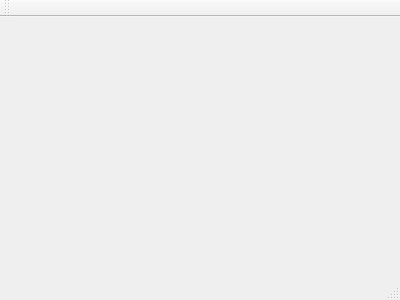
First picture: the form in VirtualWallet/src/vision/mainwindow.ui, repository joaovicentesouto/INE5417, before the edit.
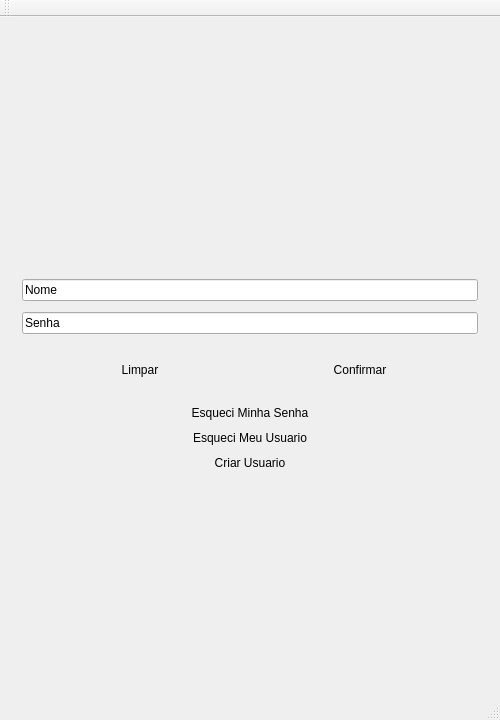
Second picture: the form after the edit.

Patch:
```diff
--- a/VirtualWallet/src/vision/mainwindow.ui
+++ b/VirtualWallet/src/vision/mainwindow.ui
@@ -1,24 +1,219 @@
 <ui version="4.0">
  <class>MainWindow</class>
- <widget class="QMainWindow" name="MainWindow" >
-  <property name="geometry" >
+ <widget class="QMainWindow" name="MainWindow">
+  <property name="enabled">
+   <bool>true</bool>
+  </property>
+  <property name="geometry">
    <rect>
     <x>0</x>
     <y>0</y>
-    <width>400</width>
-    <height>300</height>
+    <width>500</width>
+    <height>720</height>
    </rect>
   </property>
-  <property name="windowTitle" >
-   <string>MainWindow</string>
+  <property name="minimumSize">
+   <size>
+    <width>500</width>
+    <height>720</height>
+   </size>
   </property>
-  <widget class="QMenuBar" name="menuBar" />
-  <widget class="QToolBar" name="mainToolBar" />
-  <widget class="QWidget" name="centralWidget" />
-  <widget class="QStatusBar" name="statusBar" />
+  <property name="maximumSize">
+   <size>
+    <width>500</width>
+    <height>720</height>
+   </size>
+  </property>
+  <property name="windowTitle">
+   <string>Virtual Wallet</string>
+  </property>
+  <widget class="QWidget" name="centralWidget">
+   <property name="enabled">
+    <bool>true</bool>
+   </property>
+   <widget class="QStackedWidget" name="stack">
+    <property name="enabled">
+     <bool>true</bool>
+    </property>
+    <property name="geometry">
+     <rect>
+      <x>0</x>
+      <y>0</y>
+      <width>500</width>
+      <height>720</height>
+     </rect>
+    </property>
+    <property name="minimumSize">
+     <size>
+      <width>500</width>
+      <height>720</height>
+     </size>
+    </property>
+    <property name="maximumSize">
+     <size>
+      <width>500</width>
+      <height>720</height>
+     </size>
+    </property>
+    <widget class="QWidget" name="login">
+     <layout class="QVBoxLayout" name="verticalLayout_2">
+      <item>
+       <widget class="QWidget" name="widget_2" native="true">
+        <zorder>widget_3</zorder>
+       </widget>
+      </item>
+      <item>
+       <widget class="QWidget" name="widget_3" native="true">
+        <layout class="QVBoxLayout" name="verticalLayout_3">
+         <item>
+          <widget class="QLineEdit" name="Nome">
+           <property name="text">
+            <string>Nome</string>
+           </property>
+          </widget>
+         </item>
+         <item>
+          <widget class="QLineEdit" name="Senha">
+           <property name="text">
+            <string>Senha</string>
+           </property>
+          </widget>
+         </item>
+         <item>
+          <widget class="QWidget" name="widget_4" native="true">
+           <property name="maximumSize">
+            <size>
+             <width>16777215</width>
+             <height>50</height>
+            </size>
+           </property>
+           <layout class="QHBoxLayout" name="horizontalLayout">
+            <item>
+             <widget class="QPushButton" name="Limpar">
+              <property name="maximumSize">
+               <size>
+                <width>16777215</width>
+                <height>40</height>
+               </size>
+              </property>
+              <property name="styleSheet">
+               <string notr="true">#Limpar
+{
+background-color: transparent;
+background: none;
+border: none;
+}</string>
+              </property>
+              <property name="text">
+               <string>Limpar</string>
+              </property>
+             </widget>
+            </item>
+            <item>
+             <widget class="QPushButton" name="Confirmar">
+              <property name="styleSheet">
+               <string notr="true">#Confirmar
+{
+background-color: transparent;
+background: none;
+border: none;
+}</string>
+              </property>
+              <property name="text">
+               <string>Confirmar</string>
+              </property>
+             </widget>
+            </item>
+           </layout>
+          </widget>
+         </item>
+         <item>
+          <widget class="QPushButton" name="EsqSenha">
+           <property name="styleSheet">
+            <string notr="true">#EsqSenha
+{
+background-color: transparent;
+background: none;
+border: none;
+}</string>
+           </property>
+           <property name="text">
+            <string>Esqueci Minha Senha</string>
+           </property>
+          </widget>
+         </item>
+         <item>
+          <widget class="QPushButton" name="EsqNome">
+           <property name="styleSheet">
+            <string notr="true">#EsqNome
+{
+background-color: transparent;
+background: none;
+border: none;
+}</string>
+           </property>
+           <property name="text">
+            <string>Esqueci Meu Usuario</string>
+           </property>
+          </widget>
+         </item>
+         <item>
+          <widget class="QPushButton" name="CriarUsuario">
+           <property name="styleSheet">
+            <string notr="true">#CriarUsuario
+{
+background-color: transparent;
+background: none;
+border: none;
+}</string>
+           </property>
+           <property name="text">
+            <string>Criar Usuario</string>
+           </property>
+          </widget>
+         </item>
+        </layout>
+       </widget>
+      </item>
+      <item>
+       <widget class="QWidget" name="widget" native="true"/>
+      </item>
+     </layout>
+    </widget>
+    <widget class="QWidget" name="home"/>
+   </widget>
+  </widget>
+  <widget class="QMenuBar" name="menuBar">
+   <property name="enabled">
+    <bool>false</bool>
+   </property>
+   <property name="geometry">
+    <rect>
+     <x>0</x>
+     <y>0</y>
+     <width>500</width>
+     <height>22</height>
+    </rect>
+   </property>
+  </widget>
+  <widget class="QToolBar" name="mainToolBar">
+   <property name="enabled">
+    <bool>false</bool>
+   </property>
+   <attribute name="toolBarArea">
+    <enum>TopToolBarArea</enum>
+   </attribute>
+   <attribute name="toolBarBreak">
+    <bool>false</bool>
+   </attribute>
+  </widget>
+  <widget class="QStatusBar" name="statusBar">
+   <property name="enabled">
+    <bool>false</bool>
+   </property>
+  </widget>
  </widget>
- <layoutDefault spacing="6" margin="11" />
- <pixmapfunction></pixmapfunction>
+ <layoutdefault spacing="6" margin="11"/>
  <resources/>
  <connections/>
 </ui>
```
Left out of the diff: 1 changed line with no effect on the pictures.
